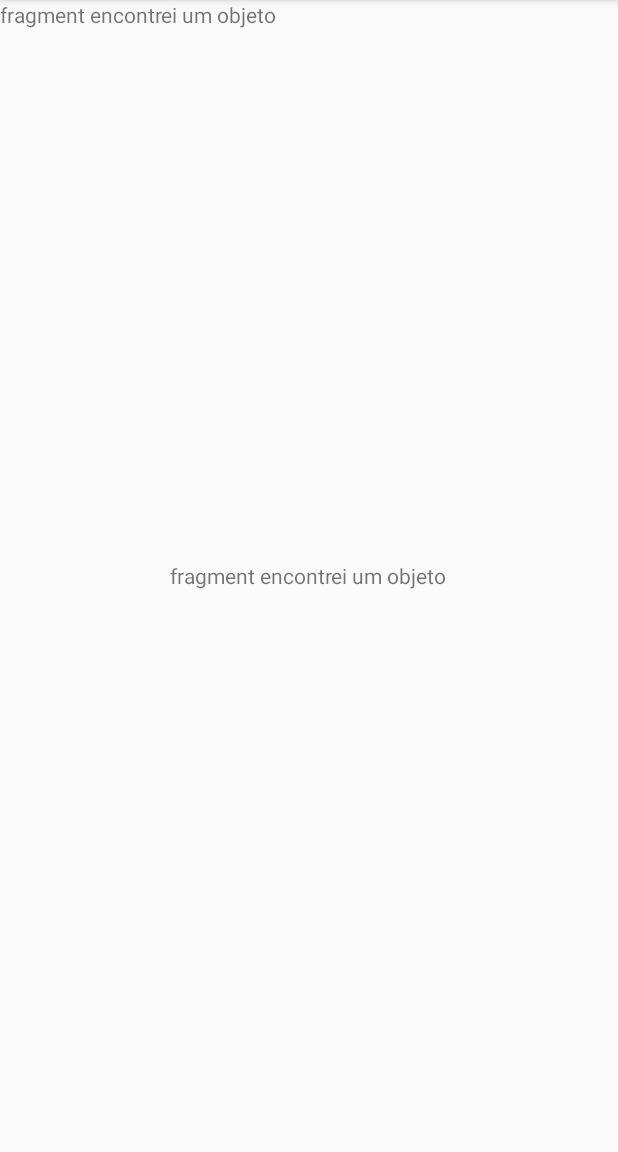
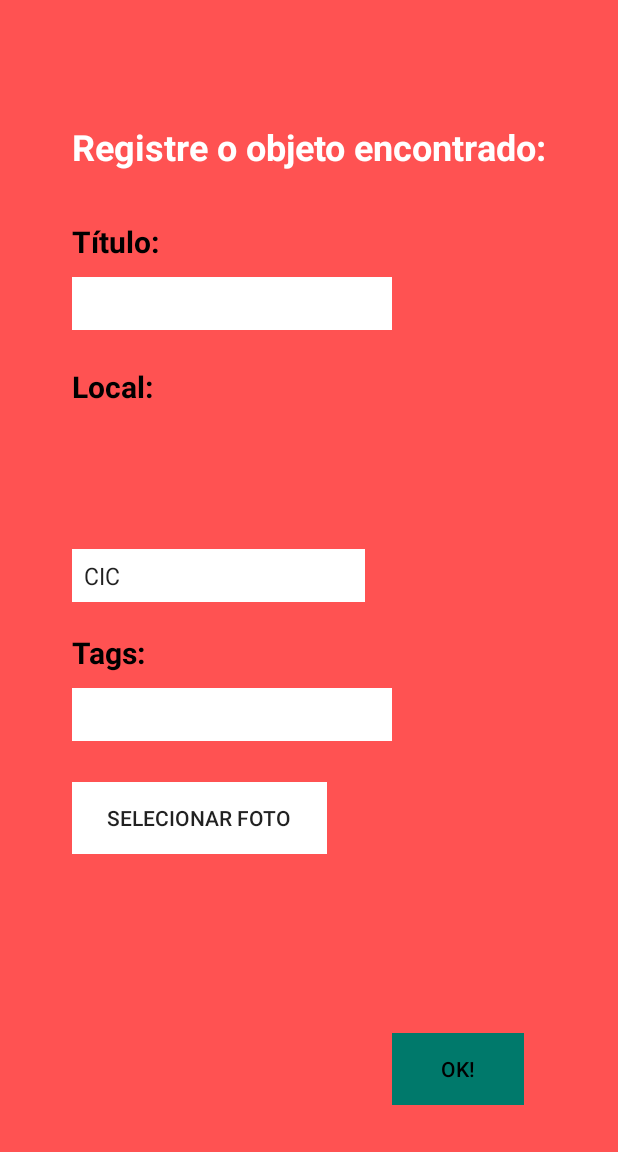
Before and after one commit to EdgarFabiano/Achados-e-Perdidos-UnB, an Android app: the fragment EncontreiFragment placed in its activity, on a phone screen of 412 x 824 dp, the part 84-1236 px from its top. Run offline under Robolectric (Android 15) with nearby library versions, the phone set to English and light mode, and no system bars.

Commit message:
Quebrando o projeto com telas feias <3

```diff
--- a/app/src/main/AndroidManifest.xml
+++ b/app/src/main/AndroidManifest.xml
@@ -6,7 +6,9 @@
 
     <application
         android:allowBackup="true"
+        android:hardwareAccelerated="false"
         android:icon="@drawable/lupa"
+        android:largeHeap="true"
         android:label="@string/app_name"
         android:supportsRtl="true"
         android:theme="@style/AppTheme" >
--- a/app/src/main/java/com/example/edgar/achadoseperdidosunb/Fragments/EncontreiFragment.java
+++ b/app/src/main/java/com/example/edgar/achadoseperdidosunb/Fragments/EncontreiFragment.java
@@ -18,7 +18,7 @@ public class EncontreiFragment extends Fragment {
     public View onCreateView(LayoutInflater inflater, ViewGroup container, Bundle savedInstanceState) {
 
         //Inflate the layout for this fragment
-        return inflater.inflate(R.layout.fragment_encontrei, container, false);
+        return inflater.inflate(R.layout.fragment_registrar_objeto, container, false);
 
     }
 
--- a/app/src/main/java/com/example/edgar/achadoseperdidosunb/Fragments/PerdiFragment.java
+++ b/app/src/main/java/com/example/edgar/achadoseperdidosunb/Fragments/PerdiFragment.java
@@ -18,7 +18,7 @@ public class PerdiFragment extends Fragment {
     public View onCreateView(LayoutInflater inflater, ViewGroup container, Bundle savedInstanceState) {
 
         //Inflate the layout for this fragment
-        return inflater.inflate(R.layout.fragment_perdi, container, false);
+        return inflater.inflate(R.layout.fragment_objetos, container, false);
 
     }
 
--- a/app/src/main/res/layout/activity_login.xml
+++ b/app/src/main/res/layout/activity_login.xml
@@ -22,6 +22,7 @@
         android:layout_height="wrap_content"
         android:padding="30dp"
         android:id="@+id/title"
+        android:gravity="center"
         android:text="Achados e Perdidos UnB"
         android:textSize="46dp"
         android:layout_marginTop="?attr/actionBarSize"
--- a/app/src/main/res/layout/fragment_encontrei.xml
+++ /dev/null
@@ -1,23 +0,0 @@
-<?xml version="1.0" encoding="utf-8"?>
-
-<RelativeLayout xmlns:android="http://schemas.android.com/apk/res/android"
-    xmlns:app="http://schemas.android.com/apk/res-auto"
-    xmlns:tools="http://schemas.android.com/tools"
-    android:layout_width="match_parent"
-    android:layout_height="match_parent"
-    android:id="@+id/dept"
-    app:layout_behavior="@string/appbar_scrolling_view_behavior"
-    tools:context=".MainActivity">
-    <TextView
-        android:layout_width="wrap_content"
-        android:layout_height="wrap_content"
-        android:text="fragment encontrei um objeto" />
-
-    <TextView
-        android:layout_width="wrap_content"
-        android:layout_height="wrap_content"
-        android:text="fragment encontrei um objeto"
-        android:layout_centerInParent="true"/>
-
-
-</RelativeLayout>
--- /dev/null
+++ b/app/src/main/res/layout/fragment_registrar_objeto.xml
@@ -0,0 +1,126 @@
+<?xml version="1.0" encoding="utf-8"?>
+
+<RelativeLayout xmlns:android="http://schemas.android.com/apk/res/android"
+    xmlns:app="http://schemas.android.com/apk/res-auto"
+    xmlns:tools="http://schemas.android.com/tools"
+    android:layout_width="match_parent"
+    android:layout_height="match_parent"
+    android:background="@color/colorAccent"
+    android:id="@+id/dept"
+    app:layout_behavior="@string/appbar_scrolling_view_behavior"
+    tools:context=".MainActivity">
+
+
+    <TextView
+        android:text="Título:"
+        android:textStyle="bold"
+        android:textColor="@color/black"
+        android:textSize="20sp"
+        android:layout_width="wrap_content"
+        android:layout_height="wrap_content"
+        android:layout_marginTop="33dp"
+        android:id="@+id/textView7"
+        android:layout_below="@+id/textView3"
+        android:layout_alignLeft="@+id/editText3"
+        android:layout_alignStart="@+id/editText3" />
+
+    <EditText
+        android:layout_width="wrap_content"
+        android:layout_height="35dp"
+        android:inputType="textPersonName"
+        android:ems="10"
+        android:background="@color/white"
+        android:id="@+id/editText3"
+        android:layout_below="@+id/textView7"
+        android:layout_alignLeft="@+id/textView9"
+        android:layout_alignStart="@+id/textView9"
+        android:layout_marginTop="10dp" />
+
+    <TextView
+        android:text="Local:"
+        android:textStyle="bold"
+        android:textColor="@color/black"
+        android:textSize="20sp"
+        android:layout_width="wrap_content"
+        android:layout_height="wrap_content"
+        android:id="@+id/textView9"
+
+        android:layout_below="@+id/editText3"
+        android:layout_alignLeft="@+id/spinner"
+        android:layout_alignStart="@+id/spinner"
+        android:layout_marginTop="24dp" />
+
+    <TextView
+        android:text="Tags:"
+        android:textStyle="bold"
+        android:textColor="@color/black"
+        android:textSize="20sp"
+        android:layout_width="wrap_content"
+        android:layout_height="wrap_content"
+        android:layout_below="@+id/spinner"
+        android:layout_alignLeft="@+id/spinner"
+        android:layout_alignStart="@+id/spinner"
+        android:layout_marginTop="20dp"
+        android:id="@+id/textView10"
+        android:layout_alignRight="@+id/textView9"
+        android:layout_alignEnd="@+id/textView9" />
+
+    <EditText
+        android:layout_width="wrap_content"
+        android:layout_height="35dp"
+        android:inputType="textPersonName"
+        android:ems="10"
+        android:background="@color/white"
+        android:id="@+id/editText4"
+        android:layout_marginTop="10dp"
+        android:layout_below="@+id/textView10"
+        android:layout_alignLeft="@+id/textView10"
+        android:layout_alignStart="@+id/textView10" />
+
+    <Button
+        android:text="Selecionar Foto"
+        android:layout_width="170dp"
+        android:layout_height="wrap_content"
+        android:id="@+id/selecionar_foto"
+        android:background="@color/white"
+        android:layout_marginTop="27dp"
+        android:layout_below="@+id/editText4"
+        android:layout_alignLeft="@+id/editText4"
+        android:layout_alignStart="@+id/editText4" />
+
+    <Button
+        android:text="Ok!"
+        android:layout_width="wrap_content"
+        android:layout_height="wrap_content"
+        android:layout_alignParentBottom="true"
+        android:background="@color/colorPrimaryDark"
+        android:textColor="@color/black"
+        android:layout_toRightOf="@+id/editText4"
+        android:layout_toEndOf="@+id/editText4"
+        android:layout_marginBottom="31dp"
+        android:id="@+id/button_ok_registro" />
+
+    <TextView
+        android:layout_width="wrap_content"
+        android:layout_height="wrap_content"
+        android:text="Registre o objeto encontrado:"
+        android:textStyle="bold"
+        android:textColor="@color/white"
+        android:textSize="24sp"
+        android:layout_marginTop="81dp"
+        android:id="@+id/textView3"
+        android:layout_alignParentTop="true"
+        android:layout_centerHorizontal="true" />
+
+    <Spinner
+        android:layout_width="wrap_content"
+        android:layout_height="35dp"
+        android:id="@+id/spinner"
+        android:background="@color/white"
+        android:entries="@array/locais_spinner"
+        android:layout_centerVertical="true"
+        android:layout_alignLeft="@+id/textView3"
+        android:layout_alignStart="@+id/textView3" />
+
+
+</RelativeLayout>
--- a/app/src/main/res/values/strings.xml
+++ b/app/src/main/res/values/strings.xml
@@ -10,4 +10,21 @@
     <string name="cadastrar">Cadastrar</string>
     <string name="login_desc">Descrição</string>
     <string name="facebook_app_id">teste</string>
+
+    <string-array name="locais_spinner">
+        <item>CIC</item>
+        <item>ICC Sul</item>
+        <item>ICC Norte</item>
+        <item>ICC Centro</item>
+        <item>Faculdade de Tecnologia</item>
+    </string-array>
+
+    <string-array name="objetos_view">
+        <item>Casaco azul - ICC Centro</item>
+        <item>Garrafa Nike - CIC</item>
+        <item>Identidade - FT</item>
+        <item>Caderno com Foto - ICC Centro</item>
+        <item>Mangá Magi - PAT</item>
+    </string-array>
+
 </resources>
```
Also changed, not shown: app/src/main/res/layout/fragment_encontrados.xml (+8 -4 lines), app/src/main/res/layout/fragment_home.xml (+30 -18 lines), app/src/main/res/layout/fragment_locais.xml (added, +39 -0 lines), app/src/main/res/layout/fragment_objetos.xml (added, +45 -0 lines), app/src/main/res/layout/fragment_perdi.xml (deleted, +0 -23 lines).
